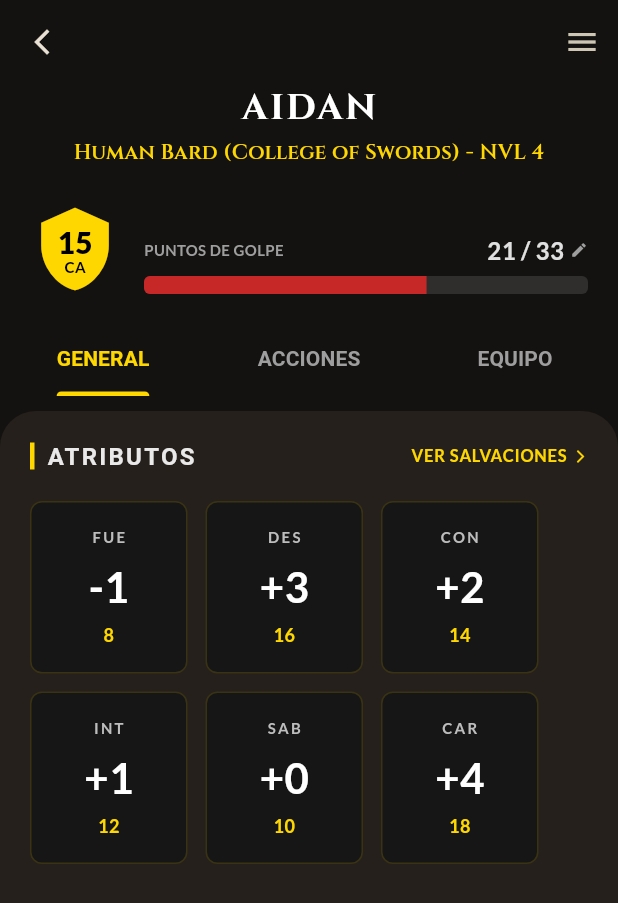
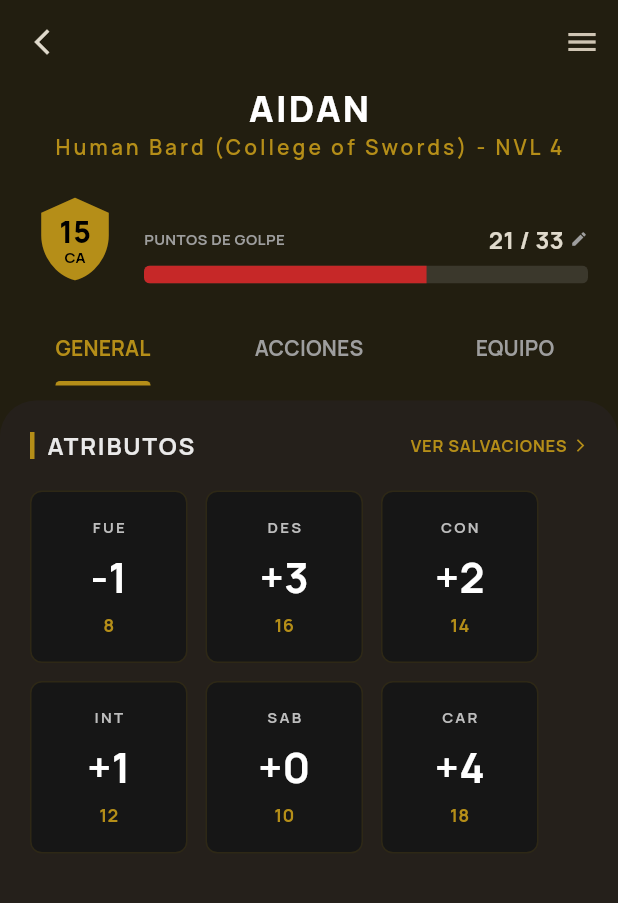
Before and after one commit to Davidperpi/dnd-app, a Flutter app: the screen it shows after launch, on a phone screen of 412 x 824 dp. Shown: the top 903 px of the screen. Run offline on Flutter 3.47's test engine with Material 3 defaults, Android fonts, the phone set to English and light mode, and no system bars; our stand-ins replace equatable, flutter_bloc, fpdart, get_it, google_fonts.

Commit message:
update styles

```diff
--- a/lib/app/theme/app_theme.dart
+++ b/lib/app/theme/app_theme.dart
@@ -2,47 +2,88 @@ import 'package:flutter/material.dart';
 import 'package:google_fonts/google_fonts.dart';
 
 class AppTheme {
-  // PALETA "DARK FANTASY" (Cálida)
-  static const Color primaryColor = Color(0xFFFFD700); // Oro Amarillo
+  // --- PALETA EXACTA DEL DISEÑO HTML (Stitch) ---
 
-  // El truco: No usar negro, usar un Marrón casi negro
-  static const Color scaffoldBackground = Color(0xFF141210);
+  // Primary: #f4c025 (El oro vibrante)
+  static const Color primary = Color(0xFFF4C025);
 
-  // Color para las tarjetas y fondos secundarios (Marrón Bronce)
-  static const Color surfaceColor = Color(0xFF25201B);
+  // Primary Dim: #b58e18 (Oro apagado para bordes/textos secundarios)
+  static const Color primaryDim = Color(0xFFB58E18);
 
-  static const Color textColor = Color(0xFFE0E0E0);
+  // Background Dark: #221e10 (Fondo principal, marrón muy profundo)
+  static const Color backgroundDark = Color(0xFF221E10);
+
+  // Surface Dark: #2c2716 (Para tarjetas/contenedores)
+  static const Color surfaceDark = Color(0xFF2C2716);
+
+  // Surface Darker: #181611 (Para Header/BottomNav)
+  static const Color surfaceDarker = Color(0xFF181611);
+
+  // Health Colors (Vital para la barra de vida)
+  static const Color healthBg = Color(0xFF450A0A);
+  static const Color healthFill = Color(0xFFDC2626);
+
+  static const Color textHighEmphasis = Color(0xFFE0DACC); // Blanco hueso
+  static const Color textMediumEmphasis = Color(0xFFA8A29E); // Gris cálido
 
   static final ThemeData theme = ThemeData(
     useMaterial3: true,
     brightness: Brightness.dark,
-    scaffoldBackgroundColor: scaffoldBackground, // <--- Fondo Global Cálido
+    scaffoldBackgroundColor: backgroundDark,
+
+    // Definimos la familia de fuentes por defecto para TODA la app
+    fontFamily: GoogleFonts.manrope().fontFamily,
 
     colorScheme: ColorScheme.fromSeed(
-      seedColor: primaryColor,
+      seedColor: primary,
       brightness: Brightness.dark,
-      surface: scaffoldBackground,
-      secondary: primaryColor,
+      primary: primary,
+      secondary: primaryDim,
+      surface: surfaceDark, // El color de las tarjetas
+      surfaceContainer: surfaceDarker, // Elementos de navegación
+      onSurface: textHighEmphasis,
+      error: healthFill,
+      onError: textHighEmphasis,
     ),
 
+    // Configuración de Textos (Mapeo a tus clases Tailwind)
     textTheme: TextTheme(
-      headlineMedium: GoogleFonts.cinzel(
+      // TAV (Nombre del PJ)
+      headlineMedium: GoogleFonts.manrope(
         fontSize: 24,
+        fontWeight: FontWeight.w800, // Extra Bold
+        color: textHighEmphasis,
+        letterSpacing: 1.0,
+      ),
+      // Títulos de secciones (ATRIBUTOS, COMPETENCIAS)
+      titleLarge: GoogleFonts.manrope(
+        fontSize: 14,
         fontWeight: FontWeight.w700,
-        color: textColor,
+        color: textHighEmphasis.withValues(alpha: 0.9),
+        letterSpacing: 1.2, // tracking-widest
       ),
-      titleMedium: GoogleFonts.cinzel(
-        fontSize: 18,
+      // Subtítulos dorados (Paladín Nvl 5)
+      titleMedium: GoogleFonts.manrope(
+        fontSize: 12,
         fontWeight: FontWeight.w600,
-        color: primaryColor,
+        color: primaryDim,
+        letterSpacing: 2.0, // tracking-[0.2em]
+        height: 1.0,
       ),
-      titleLarge: GoogleFonts.roboto(
-        fontSize: 16,
-        fontWeight: FontWeight.bold,
-        color: primaryColor,
-        letterSpacing: 1.5,
+      // Cuerpo general
+      bodyMedium: GoogleFonts.manrope(
+        fontSize: 14,
+        color: textHighEmphasis,
+        fontWeight: FontWeight.w500,
       ),
-      bodyMedium: GoogleFonts.lato(fontSize: 16, color: textColor),
+    ),
+
+    // Ajustes de componentes para que coincidan con el CSS
+    iconTheme: const IconThemeData(color: primary),
+
+    dividerTheme: DividerThemeData(
+      color: primary.withValues(alpha: 0.2), // border-primary/20
+      thickness: 1,
     ),
   );
 }
```
